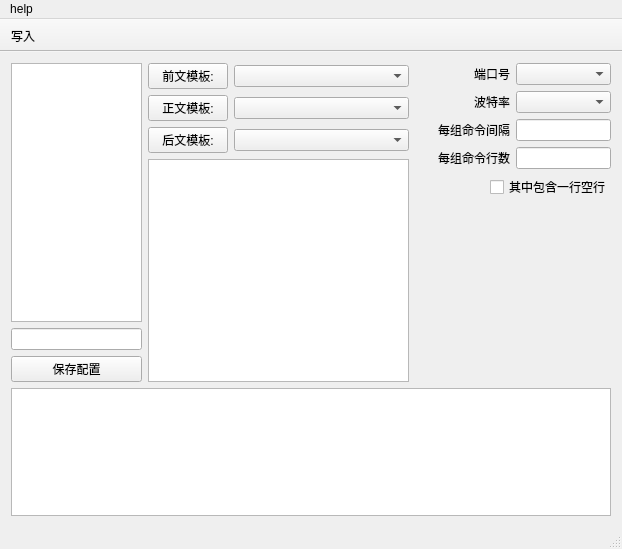
This is mainwindow.ui in 0x8023/WSwitch as Qt 5 draws it before an edit. The edited form follows.
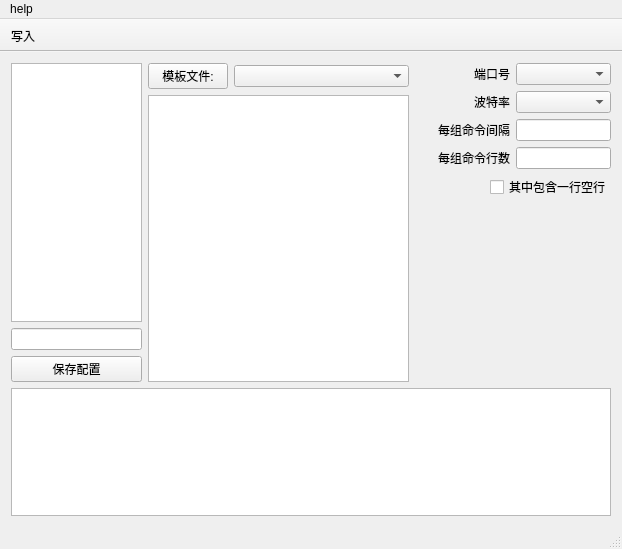
This is the edited form.

Commit message: 单文件模板

What changed in the file:
```diff
--- a/mainwindow.ui
+++ b/mainwindow.ui
@@ -37,21 +37,7 @@
          </layout>
         </item>
         <item>
-         <layout class="QVBoxLayout" name="verticalLayout_2" stretch="0,0,0,0">
-          <item>
-           <layout class="QHBoxLayout" name="horizontalLayout_3" stretch="0,1">
-            <item>
-             <widget class="QPushButton" name="pushButton_BeforeModelFile">
-              <property name="text">
-               <string>前文模板:</string>
-              </property>
-             </widget>
-            </item>
-            <item>
-             <widget class="QComboBox" name="comboBox_BeforeModelFile"/>
-            </item>
-           </layout>
-          </item>
+         <layout class="QVBoxLayout" name="verticalLayout_2" stretch="0,0">
           <item>
            <layout class="QHBoxLayout" name="horizontalLayout_2" stretch="0,1">
             <item>
@@ -60,7 +46,7 @@
                <string notr="true"/>
               </property>
               <property name="text">
-               <string>正文模板:</string>
+               <string>模板文件:</string>
               </property>
              </widget>
             </item>
@@ -69,20 +55,6 @@
             </item>
            </layout>
           </item>
-          <item>
-           <layout class="QHBoxLayout" name="horizontalLayout_5" stretch="0,1">
-            <item>
-             <widget class="QPushButton" name="pushButton_AfterModelFile">
-              <property name="text">
-               <string>后文模板:</string>
-              </property>
-             </widget>
-            </item>
-            <item>
-             <widget class="QComboBox" name="comboBox_AfterModelFile"/>
-            </item>
-           </layout>
-          </item>
           <item>
            <widget class="QTableWidget" name="tableWidget_arg">
             <property name="horizontalScrollBarPolicy">
```
The commit also changes 2 other files.
